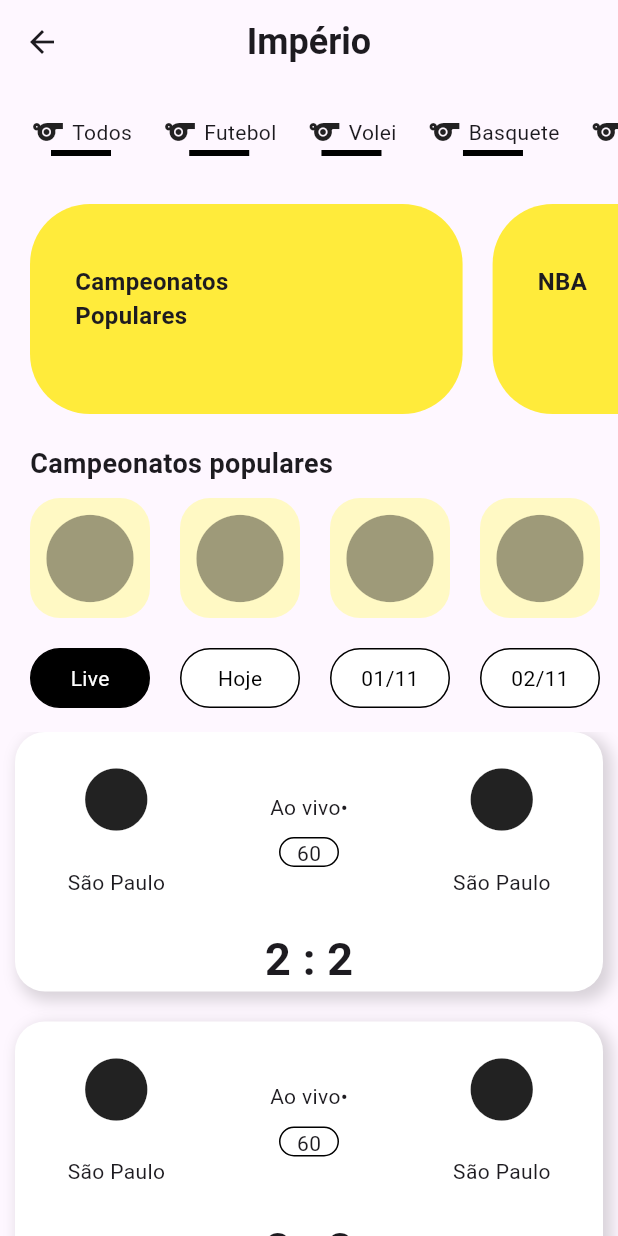
After one commit to LuanSouzaProg/imperio_app, a Flutter app: the HomePage screen opened by its route, on a phone screen of 412 x 824 dp. The commit adds this screen. Run offline on Flutter 3.47's test engine with Material 3 defaults, Android fonts, the phone set to English and light mode, and no system bars; our stand-ins replace flutter_modular.

Commit message:
configuração parcial da home

```diff
--- a/lib/app/app_module.dart
+++ b/lib/app/app_module.dart
@@ -1,6 +1,7 @@
 import 'package:flutter_modular/flutter_modular.dart';
 
 import 'modules/auth/module/auth_module.dart';
+import 'modules/home/module/home_module.dart';
 
 class AppModule extends Module {
   @override
@@ -9,5 +10,6 @@ class AppModule extends Module {
   @override
   void routes(r) {
     r.module('/', module: AuthModule());
+    r.module('/home_module', module: HomeModule());
   }
 }
--- a/lib/app/modules/auth/components/social_auth_component.dart
+++ b/lib/app/modules/auth/components/social_auth_component.dart
@@ -1,4 +1,5 @@
 import 'package:flutter/material.dart';
+import 'package:flutter_modular/flutter_modular.dart';
 
 import '../../../shared/components/button_component.dart';
 
@@ -12,7 +13,9 @@ class SocialAuthComponent extends StatelessWidget {
         Padding(
           padding: const EdgeInsets.symmetric(horizontal: 40),
           child: ButtonComponent(
-            onPressed: () {},
+            onPressed: () {
+              Modular.to.pushReplacementNamed('/home_module/');
+            },
             text: 'Entrar com Google',
             icon: Icons.email,
             needIcon: true,
--- /dev/null
+++ b/lib/app/modules/home/components/list_banners_component.dart
@@ -0,0 +1,51 @@
+import 'package:flutter/material.dart';
+
+class ListBannersComponent extends StatefulWidget {
+  const ListBannersComponent({super.key});
+
+  @override
+  State<ListBannersComponent> createState() => _ListBannersComponentState();
+}
+
+class _ListBannersComponentState extends State<ListBannersComponent> {
+  List<String> itens = [
+    'Campeonatos\nPopulares',
+    'NBA',
+    'NFL',
+  ];
+
+  @override
+  Widget build(BuildContext context) {
+    return SizedBox(
+      height: 140,
+      width: MediaQuery.of(context).size.width,
+      child: ListView.builder(
+        itemCount: itens.length,
+        scrollDirection: Axis.horizontal,
+        itemBuilder: (context, index) {
+          return Padding(
+            padding: const EdgeInsets.only(left: 20),
+            child: Container(
+              height: 200,
+              width: MediaQuery.of(context).size.width * 0.7,
+              decoration: BoxDecoration(
+                borderRadius: BorderRadius.circular(40),
+                color: Colors.yellow,
+              ),
+              child: Padding(
+                padding: const EdgeInsets.only(left: 30, top: 40),
+                child: Text(
+                  itens[index],
+                  style: const TextStyle(
+                    fontSize: 16,
+                    fontWeight: FontWeight.bold,
+                  ),
+                ),
+              ),
+            ),
+          );
+        },
+      ),
+    );
+  }
+}
--- /dev/null
+++ b/lib/app/modules/home/components/list_games_component.dart
@@ -0,0 +1,124 @@
+import 'package:flutter/material.dart';
+
+import 'result_game_component.dart';
+import 'teams_component.dart';
+
+class ListGamesComponent extends StatefulWidget {
+  const ListGamesComponent({super.key});
+
+  @override
+  State<ListGamesComponent> createState() => _ListGamesComponentState();
+}
+
+class _ListGamesComponentState extends State<ListGamesComponent> {
+  List<String> dates = [
+    'Live',
+    'Hoje',
+    '01/11',
+    '02/11',
+  ];
+
+  int indexSelect = 0;
+
+  PageController pageController = PageController();
+
+  void onItemTapped(int index) {
+    pageController.animateToPage(
+      index,
+      duration: const Duration(milliseconds: 300),
+      curve: Curves.easeInOut,
+    );
+
+    setState(() {
+      indexSelect = index;
+    });
+  }
+
+  @override
+  Widget build(BuildContext context) {
+    return Column(
+      children: [
+        SizedBox(
+          height: 40,
+          child: ListView.builder(
+            itemCount: dates.length,
+            scrollDirection: Axis.horizontal,
+            itemBuilder: (context, index) {
+              return GestureDetector(
+                onTap: () => onItemTapped(index),
+                child: Padding(
+                  padding: const EdgeInsets.only(left: 20),
+                  child: Container(
+                    alignment: Alignment.center,
+                    width: 80,
+                    decoration: BoxDecoration(
+                      borderRadius: BorderRadius.circular(20),
+                      border: Border.all(),
+                      color: indexSelect == index ? Colors.black : Colors.white,
+                    ),
+                    child: Padding(
+                      padding: const EdgeInsets.symmetric(horizontal: 10),
+                      child: Text(
+                        dates[index],
+                        style: TextStyle(
+                          color: indexSelect == index
+                              ? Colors.white
+                              : Colors.black,
+                        ),
+                      ),
+                    ),
+                  ),
+                ),
+              );
+            },
+          ),
+        ),
+        const SizedBox(height: 16),
+        SizedBox(
+          height: MediaQuery.of(context).size.height * 0.5,
+          child: PageView.builder(
+            itemCount: dates.length,
+            controller: pageController,
+            onPageChanged: (value) => setState(() => indexSelect = value),
+            itemBuilder: (context, index) {
+              return ListView.builder(
+                shrinkWrap: false,
+                physics: const NeverScrollableScrollPhysics(),
+                itemCount: 2,
+                itemBuilder: (context, index) {
+                  return Padding(
+                    padding: const EdgeInsets.symmetric(horizontal: 10)
+                        .copyWith(bottom: 20),
+                    child: Container(
+                      width: MediaQuery.of(context).size.width,
+                      decoration: BoxDecoration(
+                        borderRadius: BorderRadius.circular(20),
+                        color: Colors.white,
+                        boxShadow: [
+                          BoxShadow(
+                            color: Colors.black.withOpacity(0.15),
+                            spreadRadius: 2,
+                            blurRadius: 8,
+                            offset: const Offset(4, 4),
+                          ),
+                        ],
+                      ),
+                      child: const Column(
+                        children: [
+                          SizedBox(height: 20),
+                          TeamsComponent(),
+                          SizedBox(height: 20),
+                          ResultGameComponent(),
+                        ],
+                      ),
+                    ),
+                  );
+                },
+              );
+            },
+          ),
+        ),
+      ],
+    );
+  }
+}
--- /dev/null
+++ b/lib/app/modules/home/components/list_popular_championships_component.dart
@@ -0,0 +1,57 @@
+import 'package:flutter/material.dart';
+
+class ListPopularChampionshipsComponent extends StatefulWidget {
+  const ListPopularChampionshipsComponent({super.key});
+
+  @override
+  State<ListPopularChampionshipsComponent> createState() =>
+      _ListPopularChampionshipsComponentState();
+}
+
+class _ListPopularChampionshipsComponentState
+    extends State<ListPopularChampionshipsComponent> {
+  @override
+  Widget build(BuildContext context) {
+    return Column(
+      crossAxisAlignment: CrossAxisAlignment.start,
+      children: [
+        const Padding(
+          padding: EdgeInsets.only(left: 20),
+          child: Text(
+            'Campeonatos populares',
+            style: TextStyle(
+              fontSize: 18,
+              fontWeight: FontWeight.bold,
+            ),
+          ),
+        ),
+        const SizedBox(height: 10),
+        SizedBox(
+          height: 80,
+          width: MediaQuery.of(context).size.width,
+          child: ListView.builder(
+            itemCount: 10,
+            scrollDirection: Axis.horizontal,
+            itemBuilder: (context, index) {
+              return Padding(
+                padding: const EdgeInsets.only(left: 20),
+                child: Container(
+                  width: 80,
+                  decoration: BoxDecoration(
+                    borderRadius: BorderRadius.circular(20),
+                    color: Colors.yellow.shade100,
+                  ),
+                  child: const Icon(
+                    Icons.circle,
+                    size: 70,
+                    color: Colors.black38,
+                  ),
+                ),
+              );
+            },
+          ),
+        ),
+      ],
+    );
+  }
+}
--- /dev/null
+++ b/lib/app/modules/home/components/list_sports_component.dart
@@ -0,0 +1,55 @@
+import 'package:flutter/material.dart';
+
+class ListSportsComponent extends StatefulWidget {
+  const ListSportsComponent({super.key});
+
+  @override
+  State<ListSportsComponent> createState() => _ListSportsComponentState();
+}
+
+class _ListSportsComponentState extends State<ListSportsComponent> {
+  List<String> itens = [
+    'Todos',
+    'Futebol',
+    'Volei',
+    'Basquete',
+    'Handebol',
+    'Futebol Americano',
+    'Futebol de Campo',
+    'Futebol de Campo',
+    'Futebol de Campo',
+  ];
+
+  @override
+  Widget build(BuildContext context) {
+    return SizedBox(
+      height: 60,
+      width: MediaQuery.of(context).size.width,
+      child: ListView.builder(
+        itemCount: itens.length,
+        scrollDirection: Axis.horizontal,
+        itemBuilder: (context, index) {
+          return Padding(
+            padding: const EdgeInsets.only(left: 20),
+            child: Column(
+              children: [
+                Row(
+                  children: [
+                    const Icon(Icons.sports),
+                    const SizedBox(width: 4),
+                    Text(itens[index]),
+                  ],
+                ),
+                Container(
+                  height: 4,
+                  width: 40,
+                  color: Colors.black,
+                ),
+              ],
+            ),
+          );
+        },
+      ),
+    );
+  }
+}
--- /dev/null
+++ b/lib/app/modules/home/components/result_game_component.dart
@@ -0,0 +1,35 @@
+import 'package:flutter/material.dart';
+
+class ResultGameComponent extends StatelessWidget {
+  const ResultGameComponent({super.key});
+
+  @override
+  Widget build(BuildContext context) {
+    return const Row(
+      mainAxisAlignment: MainAxisAlignment.center,
+      children: [
+        Text(
+          '2',
+          style: TextStyle(
+            fontSize: 30,
+            fontWeight: FontWeight.bold,
+          ),
+        ),
+        Text(
+          ' : ',
+          style: TextStyle(
+            fontSize: 30,
+            fontWeight: FontWeight.bold,
+          ),
+        ),
+        Text(
+          '2',
+          style: TextStyle(
+            fontSize: 30,
+            fontWeight: FontWeight.bold,
+          ),
+        ),
+      ],
+    );
+  }
+}
--- /dev/null
+++ b/lib/app/modules/home/components/teams_component.dart
@@ -0,0 +1,50 @@
+import 'package:flutter/material.dart';
+
+class TeamsComponent extends StatelessWidget {
+  const TeamsComponent({super.key});
+
+  @override
+  Widget build(BuildContext context) {
+    return Row(
+      mainAxisAlignment: MainAxisAlignment.spaceAround,
+      children: [
+        const Column(
+          children: [
+            Icon(
+              Icons.circle,
+              size: 50,
+            ),
+            SizedBox(height: 20),
+            Text('São Paulo'),
+          ],
+        ),
+        Column(
+          children: [
+            const Text('Ao vivo•'),
+            const SizedBox(height: 10),
+            Container(
+              height: 20,
+              width: 40,
+              alignment: Alignment.center,
+              decoration: BoxDecoration(
+                borderRadius: BorderRadius.circular(20),
+                border: Border.all(),
+              ),
+              child: const Text('60'),
+            ),
+          ],
+        ),
+        const Column(
+          children: [
+            Icon(
+              Icons.circle,
+              size: 50,
+            ),
+            SizedBox(height: 20),
+            Text('São Paulo'),
+          ],
+        ),
+      ],
+    );
+  }
+}
--- /dev/null
+++ b/lib/app/modules/home/module/home_module.dart
@@ -0,0 +1,13 @@
+import 'package:flutter_modular/flutter_modular.dart';
+
+import '../pages/home_page.dart';
+
+class HomeModule extends Module {
+  @override
+  void binds(i) {}
+
+  @override
+  void routes(r) {
+    r.child('/', child: (context) => const HomePage());
+  }
+}
--- /dev/null
+++ b/lib/app/modules/home/pages/home_page.dart
@@ -0,0 +1,44 @@
+import 'package:flutter/material.dart';
+
+import '../components/list_popular_championships_component.dart';
+import '../components/list_banners_component.dart';
+import '../components/list_sports_component.dart';
+import '../components/list_games_component.dart';
+
+class HomePage extends StatefulWidget {
+  const HomePage({super.key});
+
+  @override
+  State<HomePage> createState() => _HomePageState();
+}
+
+class _HomePageState extends State<HomePage> {
+  @override
+  Widget build(BuildContext context) {
+    return Scaffold(
+      appBar: AppBar(
+        title: const Text(
+          'Império',
+          style: TextStyle(
+            fontSize: 24,
+            fontWeight: FontWeight.bold,
+          ),
+        ),
+        centerTitle: true,
+      ),
+      body: const SingleChildScrollView(
+        child: Column(
+          children: [
+            SizedBox(height: 20),
+            ListSportsComponent(),
+            ListBannersComponent(),
+            SizedBox(height: 20),
+            ListPopularChampionshipsComponent(),
+            SizedBox(height: 20),
+            ListGamesComponent(),
+          ],
+        ),
+      ),
+    );
+  }
+}
--- a/lib/app/shared/components/button_component.dart
+++ b/lib/app/shared/components/button_component.dart
@@ -22,7 +22,9 @@ class ButtonComponent extends StatelessWidget {
 
   @override
   Widget build(BuildContext context) {
-    return Container(
+    return InkWell(
+      onTap: onPressed,
+      child: Container(
         height: 50,
         decoration: BoxDecoration(
           borderRadius: BorderRadius.circular(20),
@@ -49,6 +51,7 @@ class ButtonComponent extends StatelessWidget {
             ],
           ),
         ),
+      ),
     );
   }
 }
```
Lines whose indentation alone changed are shown as unchanged.
